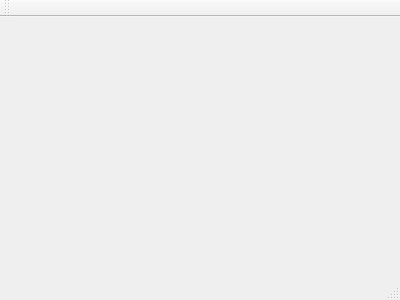
Qt form Daniel_van_den_Berg/MapSystem/mainwindow.ui (madmilla/THO78-Roborescue) before a commit.
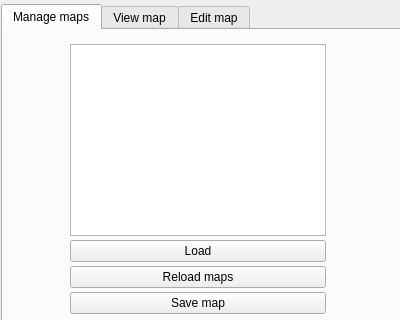
The same form after that commit.

The edit to the form file:
```diff
--- a/Daniel_van_den_Berg/MapSystem/mainwindow.ui
+++ b/Daniel_van_den_Berg/MapSystem/mainwindow.ui
@@ -1,24 +1,155 @@
 <ui version="4.0">
  <class>MainWindow</class>
- <widget class="QMainWindow" name="MainWindow" >
-  <property name="geometry" >
+ <widget class="QMainWindow" name="MainWindow">
+  <property name="geometry">
    <rect>
     <x>0</x>
     <y>0</y>
     <width>400</width>
-    <height>300</height>
+    <height>320</height>
    </rect>
   </property>
-  <property name="windowTitle" >
+  <property name="sizePolicy">
+   <sizepolicy hsizetype="Fixed" vsizetype="Fixed">
+    <horstretch>0</horstretch>
+    <verstretch>0</verstretch>
+   </sizepolicy>
+  </property>
+  <property name="windowTitle">
    <string>MainWindow</string>
   </property>
-  <widget class="QMenuBar" name="menuBar" />
-  <widget class="QToolBar" name="mainToolBar" />
-  <widget class="QWidget" name="centralWidget" />
-  <widget class="QStatusBar" name="statusBar" />
+  <widget class="QWidget" name="centralWidget">
+   <property name="enabled">
+    <bool>true</bool>
+   </property>
+   <property name="sizePolicy">
+    <sizepolicy hsizetype="Fixed" vsizetype="Fixed">
+     <horstretch>0</horstretch>
+     <verstretch>0</verstretch>
+    </sizepolicy>
+   </property>
+   <property name="minimumSize">
+    <size>
+     <width>400</width>
+     <height>320</height>
+    </size>
+   </property>
+   <property name="maximumSize">
+    <size>
+     <width>400</width>
+     <height>320</height>
+    </size>
+   </property>
+   <widget class="QTabWidget" name="tabWidget">
+    <property name="enabled">
+     <bool>true</bool>
+    </property>
+    <property name="geometry">
+     <rect>
+      <x>1</x>
+      <y>4</y>
+      <width>401</width>
+      <height>321</height>
+     </rect>
+    </property>
+    <property name="sizePolicy">
+     <sizepolicy hsizetype="Fixed" vsizetype="Fixed">
+      <horstretch>0</horstretch>
+      <verstretch>0</verstretch>
+     </sizepolicy>
+    </property>
+    <property name="currentIndex">
+     <number>0</number>
+    </property>
+    <widget class="QWidget" name="tabFiles">
+     <property name="sizePolicy">
+      <sizepolicy hsizetype="Fixed" vsizetype="Fixed">
+       <horstretch>0</horstretch>
+       <verstretch>0</verstretch>
+      </sizepolicy>
+     </property>
+     <property name="layoutDirection">
+      <enum>Qt::LeftToRight</enum>
+     </property>
+     <attribute name="title">
+      <string>Manage maps</string>
+     </attribute>
+     <widget class="QWidget" name="gridLayoutWidget">
+      <property name="geometry">
+       <rect>
+        <x>-10</x>
+        <y>0</y>
+        <width>411</width>
+        <height>301</height>
+       </rect>
+      </property>
+      <layout class="QGridLayout" name="gridLayout_2">
+       <property name="spacing">
+        <number>1</number>
+       </property>
+       <item row="0" column="0">
+        <widget class="QListWidget" name="fileManagerListWidget">
+         <property name="sizePolicy">
+          <sizepolicy hsizetype="Fixed" vsizetype="Fixed">
+           <horstretch>0</horstretch>
+           <verstretch>0</verstretch>
+          </sizepolicy>
+         </property>
+        </widget>
+       </item>
+       <item row="1" column="0">
+        <widget class="QPushButton" name="Load">
+         <property name="text">
+          <string>Load</string>
+         </property>
+         <property name="autoDefault">
+          <bool>true</bool>
+         </property>
+         <property name="default">
+          <bool>false</bool>
+         </property>
+         <property name="flat">
+          <bool>false</bool>
+         </property>
+        </widget>
+       </item>
+       <item row="2" column="0">
+        <widget class="QPushButton" name="pushButton">
+         <property name="text">
+          <string>Reload maps</string>
+         </property>
+        </widget>
+       </item>
+       <item row="3" column="0">
+        <widget class="QPushButton" name="pushButton_2">
+         <property name="text">
+          <string>Save map</string>
+         </property>
+        </widget>
+       </item>
+      </layout>
+     </widget>
+    </widget>
+    <widget class="QWidget" name="tabViewMap">
+     <property name="sizePolicy">
+      <sizepolicy hsizetype="Fixed" vsizetype="Fixed">
+       <horstretch>0</horstretch>
+       <verstretch>0</verstretch>
+      </sizepolicy>
+     </property>
+     <attribute name="title">
+      <string>View map</string>
+     </attribute>
+    </widget>
+    <widget class="QWidget" name="tabEditMap">
+     <attribute name="title">
+      <string>Edit map</string>
+     </attribute>
+    </widget>
+   </widget>
+  </widget>
  </widget>
- <layoutDefault spacing="6" margin="11" />
- <pixmapfunction></pixmapfunction>
+ <layoutdefault spacing="6" margin="11"/>
  <resources/>
  <connections/>
 </ui>
```
Left out of the diff: 1 changed line with no effect on the pictures.
